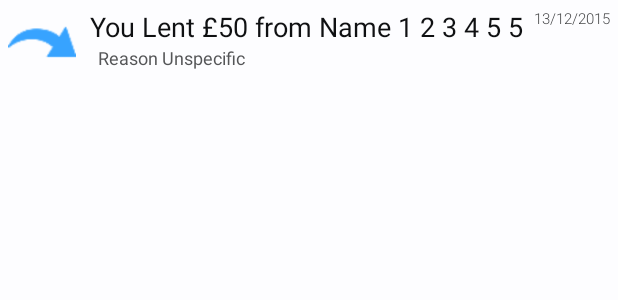
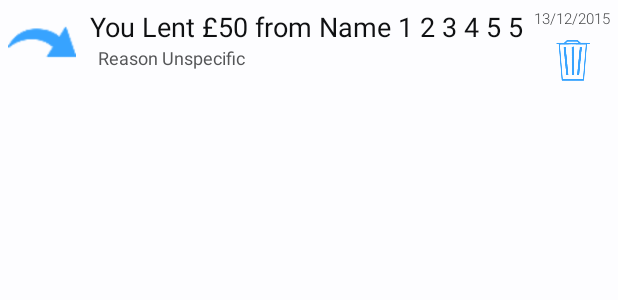
Before and after one commit to wolfbytestudio/Tappers, an Android app: the layout payment_row.xml on its own in the app's theme, with its tools: preview values and no code run, on a phone screen of 412 x 824 dp. Shown: the top 300 px of the screen. Run offline under Robolectric (Android 15) with nearby library versions, the phone set to English and light mode, and no system bars.

Commit message:
Delete Single Transaction & New Icon

```diff
--- a/Tappers/app/src/main/AndroidManifest.xml
+++ b/Tappers/app/src/main/AndroidManifest.xml
@@ -1,6 +1,8 @@
 <?xml version="1.0" encoding="utf-8"?>
 <manifest xmlns:android="http://schemas.android.com/apk/res/android"
     package="com.example.zack.tapperstesting" >
+
+    <uses-sdk android:minSdkVersion="18" android:targetSdkVersion="23" />
 
     <application
         android:allowBackup="true"
--- a/Tappers/app/src/main/java/com/example/zack/tapperstesting/contact/Contact.java
+++ b/Tappers/app/src/main/java/com/example/zack/tapperstesting/contact/Contact.java
@@ -43,6 +43,7 @@ public class Contact implements Serializable
         this.backgroundColour = backgroundColour;
         this.transactions = null;
     }
+
     /**
      * Adds a transaction to the transactions list
      * @param transaction - the transaction being added in
--- a/Tappers/app/src/main/java/com/example/zack/tapperstesting/contact/ContactPage.java
+++ b/Tappers/app/src/main/java/com/example/zack/tapperstesting/contact/ContactPage.java
@@ -35,7 +35,7 @@ public class ContactPage extends Activity {
 
     private ListView transactionList = null;
 
-    private TextView txtTotal;
+    public TextView txtTotal;
 
     private TransactionListAdapter transactionListAdapter;
 
@@ -207,7 +207,7 @@ public class ContactPage extends Activity {
         }
     }
 
-    private void updateContactList()
+    public void updateContactList()
     {
         for(int i = 0; i < contact.transactions.size(); i++)
         {
@@ -217,7 +217,7 @@ public class ContactPage extends Activity {
             }
         }
 
-        transactionListAdapter = new TransactionListAdapter(getApplicationContext(), contact, fonts);
+        transactionListAdapter = new TransactionListAdapter(getApplicationContext(), contact, fonts, this);
         transactionList.setAdapter(transactionListAdapter);
     }
 
--- a/Tappers/app/src/main/res/layout/activity_main.xml
+++ b/Tappers/app/src/main/res/layout/activity_main.xml
@@ -32,7 +32,6 @@
         android:textColor="#ffffff"
         android:background="@drawable/title_border" />
 
-
     <ImageButton
         android:layout_width="35dp"
         android:layout_height="35dp"
--- a/Tappers/app/src/main/res/layout/payment_row.xml
+++ b/Tappers/app/src/main/res/layout/payment_row.xml
@@ -1,6 +1,7 @@
 <?xml version="1.0" encoding="utf-8"?>
 <RelativeLayout xmlns:android="http://schemas.android.com/apk/res/android"
-    android:layout_width="match_parent" android:layout_height="wrap_content">
+    android:layout_width="match_parent"
+    android:layout_height="wrap_content">
 
 
     <ImageView
@@ -52,6 +53,20 @@
         android:layout_marginTop="5dp"
         android:layout_marginRight="5dp"
         android:id="@+id/lblPaymentDate"
-        android:text="13/12/2015"
-        />
+        android:text="13/12/2015" />
+
+    <ImageButton
+        android:layout_width="31dp"
+        android:layout_height="31dp"
+        android:id="@+id/btnDeleteHistoryItem"
+        android:layout_marginRight="10dp"
+        android:background="@null"
+        android:scaleType="fitCenter"
+        android:src="@drawable/bin_history"
+        android:layout_marginTop="25dp"
+        android:layout_marginLeft="10dp"
+        android:layout_toEndOf="@+id/lblPaymentName"
+        android:focusable="false"/>
+
+
 </RelativeLayout>
```
Also changed, not shown: Tappers/app/src/main/java/com/example/zack/tapperstesting/adapter/TransactionListAdapter.java (+40 -3 lines), Tappers/app/src/main/res/drawable/bin_history.png, Tappers/app/src/main/res/drawable/bin_history_bk.png (added), Tappers/app/src/main/res/drawable/ic_launcher.png (added), Tappers/app/src/main/res/mipmap-hdpi/ic_launcher.png, Tappers/app/src/main/res/mipmap-mdpi/ic_launcher.png, Tappers/app/src/main/res/mipmap-xhdpi/ic_launcher.png, Tappers/app/src/main/res/mipmap-xxhdpi/ic_launcher.png, Tappers/app/src/main/res/mipmap-xxxhdpi/ic_launcher.png (added). Lines whose indentation alone changed are shown as unchanged.
